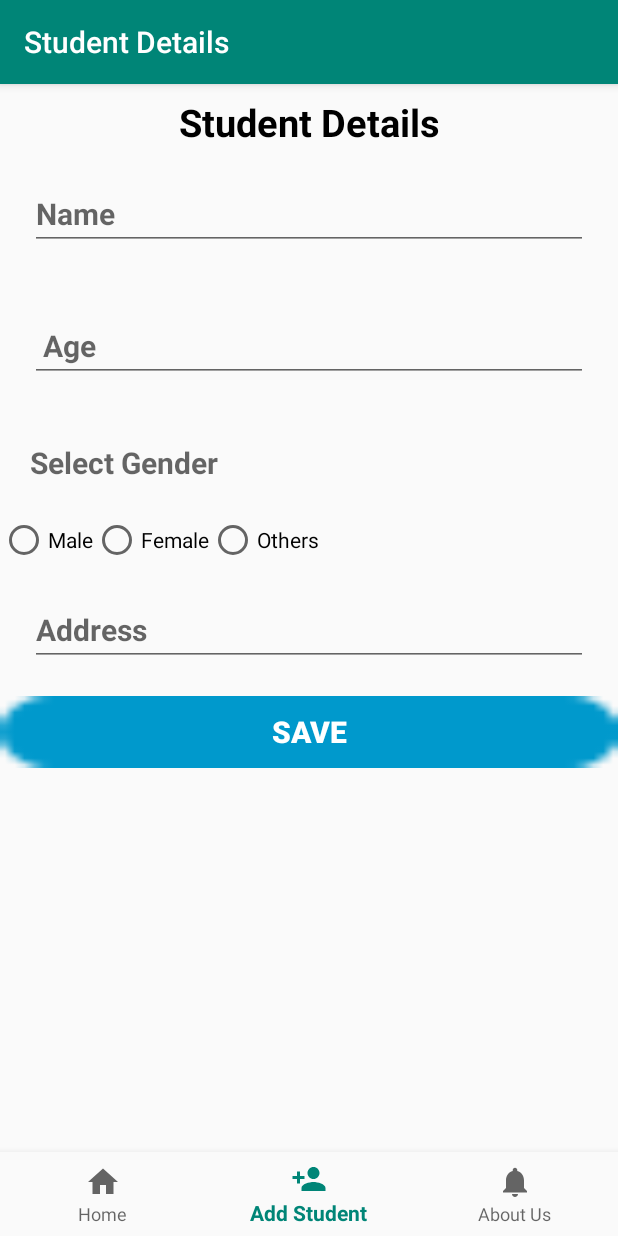
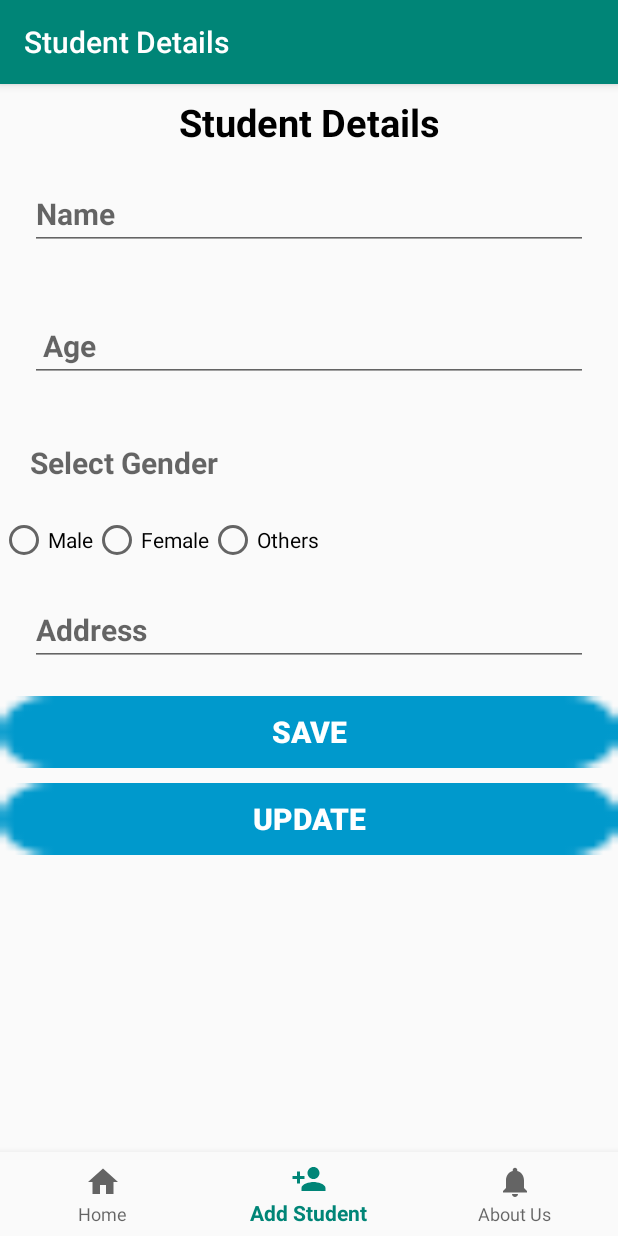
Before and after one commit to rujaldai/esoftwarica, an Android app: the AddStudentFragment screen opened through its navigation route, on a phone screen of 412 x 824 dp. Run offline under Robolectric (Android 15) with nearby library versions, the phone set to English and light mode, and no system bars; our stand-ins replace navigation-ui.

Commit message:
implement edit students

```diff
--- a/app/build.gradle
+++ b/app/build.gradle
@@ -5,7 +5,7 @@ android {
     buildToolsVersion "29.0.2"
     defaultConfig {
         applicationId "com.rujal.esoftwarica"
-        minSdkVersion 19
+        minSdkVersion 29
         targetSdkVersion 29
         versionCode 1
         versionName "1.0"
--- a/app/src/main/java/com/rujal/esoftwarica/MainActivity.java
+++ b/app/src/main/java/com/rujal/esoftwarica/MainActivity.java
@@ -1,6 +1,8 @@
 package com.rujal.esoftwarica;
 
 import androidx.appcompat.app.AppCompatActivity;
+import androidx.fragment.app.FragmentManager;
+import androidx.fragment.app.FragmentTransaction;
 import androidx.navigation.NavController;
 import androidx.navigation.Navigation;
 import androidx.navigation.ui.AppBarConfiguration;
@@ -9,13 +11,25 @@ import androidx.navigation.ui.NavigationUI;
 import android.os.Bundle;
 
 import com.google.android.material.bottomnavigation.BottomNavigationView;
+import com.rujal.esoftwarica.fragments.add_students.AddStudentFragment;
 
 import java.util.ArrayList;
 import java.util.List;
 
-public class MainActivity extends AppCompatActivity {
+public class MainActivity extends AppCompatActivity implements StudentEditListener {
 
     public static List<Student> students = new ArrayList<>();
+    private int selectedStudentPositionForEdit = 0;
+
+
+    public int getSelectedStudentPositionForEdit() {
+        return selectedStudentPositionForEdit;
+    }
+
+    public void setSelectedStudentPositionForEdit(int selectedStudentPositionForEdit) {
+        this.selectedStudentPositionForEdit = selectedStudentPositionForEdit;
+    }
+
 
     @Override
     protected void onCreate(Bundle savedInstanceState) {
@@ -31,4 +45,17 @@ public class MainActivity extends AppCompatActivity {
         NavigationUI.setupWithNavController(bottomNavigationView, navController);
 
     }
+
+    @Override
+    public void editStudent(int position) {
+
+        setSelectedStudentPositionForEdit(position);
+
+        FragmentManager fragmentManager = getSupportFragmentManager();
+        FragmentTransaction fragmentTransaction = fragmentManager.beginTransaction();
+
+        AddStudentFragment addStudentFragment = new AddStudentFragment();
+        fragmentTransaction.replace(R.id.navHostFragment, addStudentFragment);
+        fragmentTransaction.commit();
+    }
 }
--- /dev/null
+++ b/app/src/main/java/com/rujal/esoftwarica/StudentEditListener.java
@@ -0,0 +1,5 @@
+package com.rujal.esoftwarica;
+
+public interface StudentEditListener {
+    void editStudent(int position);
+}
--- a/app/src/main/java/com/rujal/esoftwarica/StudentsActivity.java
+++ b/app/src/main/java/com/rujal/esoftwarica/StudentsActivity.java
@@ -18,8 +18,10 @@ public class StudentsActivity extends RecyclerView.Adapter<StudentsActivity.Stud
 
     Context mContext;
     List<Student> studentList;
+    private StudentAdapterEvents studentAdapterEvents;
 
-    public StudentsActivity(Context mContext, List<Student> studentList) {
+    public StudentsActivity(StudentAdapterEvents studentAdapterEvents, Context mContext, List<Student> studentList) {
+        this.studentAdapterEvents = studentAdapterEvents;
         this.mContext = mContext;
         this.studentList = studentList;
     }
@@ -42,6 +44,7 @@ public class StudentsActivity extends RecyclerView.Adapter<StudentsActivity.Stud
 
 
         studentViewHolder.imgRemove.setImageDrawable(mContext.getResources().getDrawable(R.drawable.delete));
+        studentViewHolder.imgEdit.setImageDrawable(mContext.getResources().getDrawable(R.drawable.edit));
         String gender = student.getGender();
         if (gender.equalsIgnoreCase("male")) {
             studentViewHolder.imgProfile.setImageResource(R.drawable.male);
@@ -66,9 +69,7 @@ public class StudentsActivity extends RecyclerView.Adapter<StudentsActivity.Stud
 
             @Override
             public void onClick(View v) {
-//                Intent intent = new Intent(StudentsActivity.this, MainActivity.class);
-//                intent.putExtra("EXTRA_SESSION_ID", sessionId);
-//                startActivity(intent);
+                studentAdapterEvents.onEditClicked(position);
             }
         });
 
@@ -79,7 +80,6 @@ public class StudentsActivity extends RecyclerView.Adapter<StudentsActivity.Stud
     public int getItemCount() {
         return studentList.size();
     }
-
 
     public class StudentViewHolder extends RecyclerView.ViewHolder {
         TextView tvName, tvAddress, tvAge, tvGender;
@@ -94,7 +94,12 @@ public class StudentsActivity extends RecyclerView.Adapter<StudentsActivity.Stud
             tvGender = itemView.findViewById(R.id.tvgender);
             imgProfile = itemView.findViewById(R.id.imgProfile);
             imgRemove = itemView.findViewById(R.id.imgremove);
+            imgEdit = itemView.findViewById(R.id.imgEdit);
 
         }
     }
+
+    public interface StudentAdapterEvents {
+        void onEditClicked(int position);
+    }
 }
--- a/app/src/main/java/com/rujal/esoftwarica/fragments/add_students/AddStudentFragment.java
+++ b/app/src/main/java/com/rujal/esoftwarica/fragments/add_students/AddStudentFragment.java
@@ -27,7 +27,8 @@ public class AddStudentFragment extends Fragment {
     String fullname, address, age, gender;
     EditText etName, etAddress, etAge;
     RadioGroup radioGender;
-    Button btnSave;
+    Button btnSave, btnUpdate;
+    int selectedStudentPosition;
 
     public View onCreateView(@NonNull LayoutInflater inflater, ViewGroup container,
                              Bundle savedInstanceState) {
@@ -35,20 +36,46 @@ public class AddStudentFragment extends Fragment {
         addStudentModel = ViewModelProviders.of(this).get(AddStudentModel.class);
         View root = inflater.inflate(R.layout.fragment_add_student, container, false);
 
+        int selectedStudentPosition = getStudentDetailsIfUpdateRequest();
+        if (selectedStudentPosition != 0){
+            setValuesInFields(selectedStudentPosition);
+            this.selectedStudentPosition = selectedStudentPosition;
+        }
+
         radioGender = root.findViewById(R.id.radioGender);
         etName = root.findViewById(R.id.etName);
         etAge = root.findViewById(R.id.etAge);
         etAddress = root.findViewById(R.id.etAddress);
         btnSave = root.findViewById(R.id.btnSave);
+        btnUpdate = root.findViewById(R.id.btnUpdate);
 
         radioGender.setOnCheckedChangeListener(this::selectGender);
         btnSave.setOnClickListener(this::save);
+        btnUpdate.setOnClickListener(this::update);
 
         TextView textView = root.findViewById(R.id.text_dashboard);
         addStudentModel.getText().observe(this, textView::setText);
 
         return root;
 
+    }
+
+    private void setValuesInFields(int selectedStudentPosition) {
+        Student student = MainActivity.students.get(selectedStudentPosition);
+        etName.setText(student.getName());
+        etAddress.setText(student.getAddress());
+        etAge.setText(student.getAge());
+    }
+
+    private void update(View view) {
+        if (isInputDetailsValid()) {
+            MainActivity.students.set(selectedStudentPosition, new Student(fullname, address, gender, Integer.parseInt(age)));
+        }
+    }
+
+    private int getStudentDetailsIfUpdateRequest() {
+        MainActivity mainActivity = (MainActivity) getActivity();
+        return mainActivity.getSelectedStudentPositionForEdit();
     }
 
     private void selectGender(RadioGroup radioGroup, int selectedId) {
--- a/app/src/main/java/com/rujal/esoftwarica/fragments/home/HomeFragment.java
+++ b/app/src/main/java/com/rujal/esoftwarica/fragments/home/HomeFragment.java
@@ -17,17 +17,23 @@ import android.widget.TextView;
 import com.rujal.esoftwarica.MainActivity;
 import com.rujal.esoftwarica.R;
 import com.rujal.esoftwarica.Student;
+import com.rujal.esoftwarica.StudentEditListener;
 import com.rujal.esoftwarica.StudentsActivity;
 
-import java.util.ArrayList;
 import java.util.List;
 
 
-public class HomeFragment extends Fragment {
+public class HomeFragment extends Fragment implements StudentsActivity.StudentAdapterEvents {
 
     private HomeModel homeModel;
     private RecyclerView recyclerView;
 
+
+    @Override
+    public void onEditClicked(int position) {
+        StudentEditListener studentEditListener = (MainActivity) getActivity();
+        studentEditListener.editStudent(position);
+    }
 
     public View onCreateView(@NonNull LayoutInflater inflater, ViewGroup container,
                              Bundle savedInstanceState) {
@@ -44,7 +50,7 @@ public class HomeFragment extends Fragment {
             students.add(new Student("Rujal", "Kathmandu", "Male", 25));
         }
 
-        StudentsActivity studentsActivity = new StudentsActivity(getContext(), students);
+        StudentsActivity studentsActivity = new StudentsActivity(this, getContext(), students);
         recyclerView.setAdapter(studentsActivity);
         recyclerView.setLayoutManager(new LinearLayoutManager(getContext()));
 
--- a/app/src/main/res/layout/fragment_add_student.xml
+++ b/app/src/main/res/layout/fragment_add_student.xml
@@ -90,4 +90,16 @@
         android:textSize="20dp"
         android:textStyle="bold" />
 
+    <Button
+        android:id="@+id/btnUpdate"
+        android:layout_width="match_parent"
+        android:layout_height="wrap_content"
+        android:layout_marginTop="10sp"
+        android:background="@android:drawable/button_onoff_indicator_off"
+        android:backgroundTint="@android:color/holo_blue_dark"
+        android:text="Update"
+        android:textColor="#FFFFFF"
+        android:textSize="20dp"
+        android:textStyle="bold" />
+
 </LinearLayout>
```
Also changed, not shown: app/src/main/res/layout/fragment_dashboard(temp).xml (deleted, +0 -8 lines).
